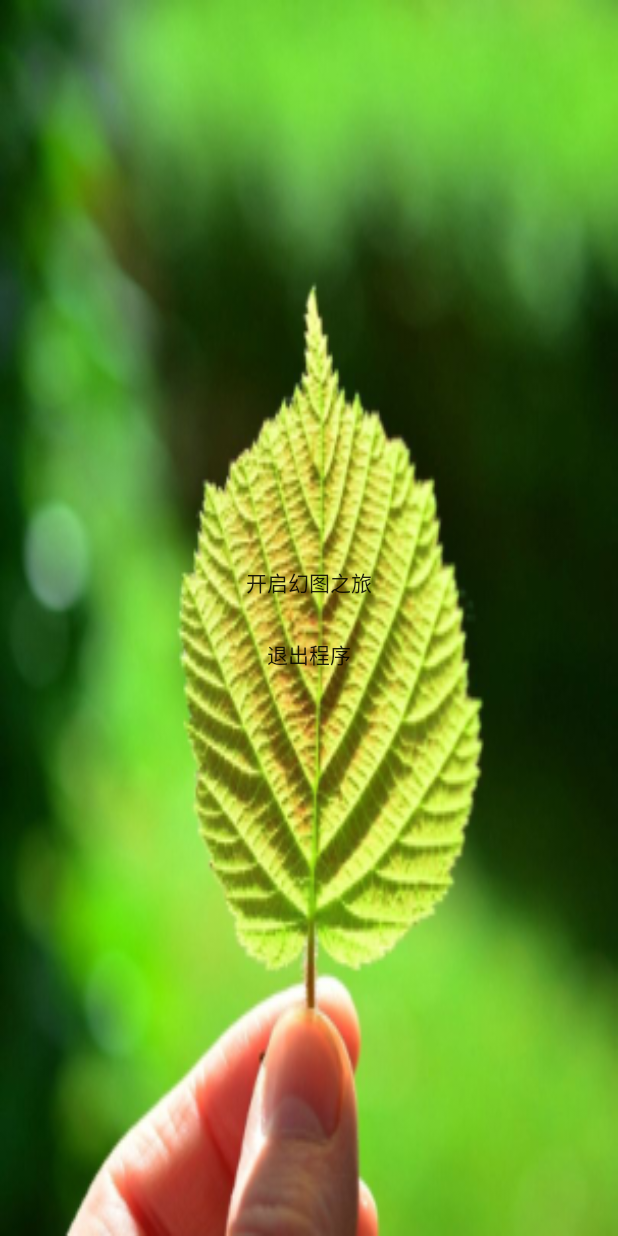
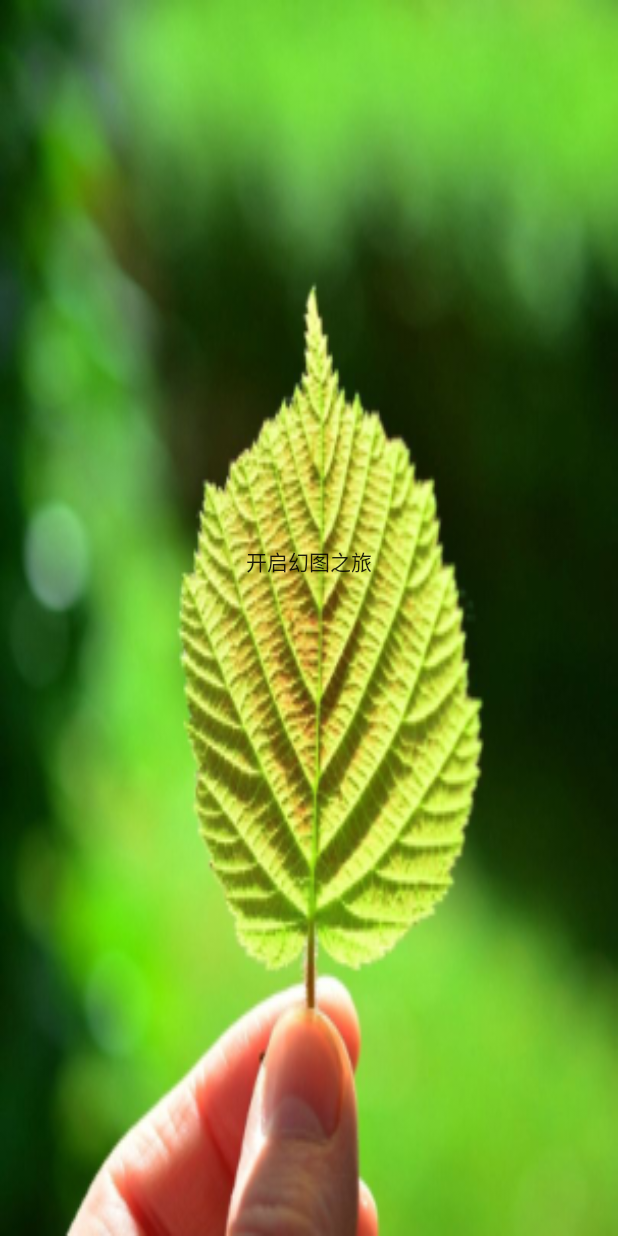
Before and after one commit to fatetail/FantasyImage, an Android app: the screen it shows after launch (MainActivity before the commit, PickImageActivity after it), on a phone screen of 412 x 824 dp. Run offline under Robolectric (Android 15) with nearby library versions, the phone set to English and light mode, and no system bars; libraries missing offline, so code that uses them is left out: com.yalantis.ucrop; 3 statements that could not run were skipped.

Commit message:
修改了主页面UI以及滑动手势出现的Bug

```diff
--- a/app/build.gradle
+++ b/app/build.gradle
@@ -5,7 +5,7 @@ android {
     buildToolsVersion "25.0.3"
     defaultConfig {
         applicationId "com.example.alienware.fantasy_image"
-        minSdkVersion 15
+        minSdkVersion 16
         targetSdkVersion 24
         versionCode 1
         versionName "1.0"
--- a/app/src/main/java/com/example/alienware/fantasy_image/MainActivity.java
+++ /dev/null
@@ -1,55 +0,0 @@
-package com.example.alienware.fantasy_image;
-
-import android.content.Intent;
-import android.support.v7.app.AppCompatActivity;
-import android.os.Bundle;
-import android.view.View;
-import android.widget.Button;
-
-public class MainActivity extends AppCompatActivity {
-    private Button start_button, quit_button;   // 首页开始和结束按钮
-
-    /* 获取XML中的开始和结束按钮 */
-    private void InitViewById() {
-        start_button = (Button) this.findViewById(R.id.start_button);
-        quit_button = (Button)this.findViewById(R.id.quit_button);
-    }
-
-
-    /*设置监听按钮*/
-    private void setListener() {
-             /* 开始按钮的监听函数 */
-        start_button.setOnClickListener(new View.OnClickListener() {
-            @Override
-            public void onClick(View view) {
-                Intent intent = new Intent(MainActivity.this, PickImageActivity.class);
-                startActivity(intent);
-            }
-        });
-
-        /*退出按钮的监听函数*/
-        quit_button.setOnClickListener(new View.OnClickListener() {
-            @Override
-            public void onClick(View view) {
-                SysApplication.getInstance().exit();
-                System.exit(0);
-            }
-        });
-    }
-    @Override
-    protected void onCreate(Bundle savedInstanceState) {
-        super.onCreate(savedInstanceState);
-        SysApplication.getInstance().addActivity(this);
-
-        setContentView(R.layout.activity_main);
-
-        InitViewById();
-        setListener();
-    }
-
-    @Override
-    public void onBackPressed() {
-        SysApplication.getInstance().exit();
-        System.exit(0);
-    }
-}
--- a/app/src/main/java/com/example/alienware/fantasy_image/PickImageActivity.java
+++ b/app/src/main/java/com/example/alienware/fantasy_image/PickImageActivity.java
@@ -7,6 +7,7 @@ import android.content.pm.ResolveInfo;
 import android.database.Cursor;
 import android.graphics.Bitmap;
 import android.graphics.BitmapFactory;
+import android.graphics.drawable.BitmapDrawable;
 import android.graphics.drawable.Drawable;
 import android.media.MediaActionSound;
 import android.net.Uri;
@@ -18,6 +19,8 @@ import android.util.Log;
 import android.view.View;
 import android.widget.Button;
 import android.widget.ImageView;
+import android.widget.LinearLayout;
+import android.widget.RelativeLayout;
 import android.widget.Toast;
 
 import com.google.android.gms.appindexing.Action;
@@ -36,11 +39,13 @@ import java.util.List;
 
 public class PickImageActivity extends AppCompatActivity {
     /*声明View*/
+    private Button start_button;
     private Button camera_button;
     private Button album_button;
     private Button nextstep_button;
     private ImageView pick_image_view;
-
+    private LinearLayout bottom_linearlayout;
+    private LinearLayout pick_linearlayout;
     /*声明跳转Activity返回码*/
     private static final int REQUEST_FROM_ALBUM = 22;
     private static final int REQUEST_FROM_CAMERA = 23;
@@ -57,14 +62,28 @@ public class PickImageActivity extends AppCompatActivity {
 
     /*获取XML中的控件*/
     private void InitViewById() {
+        start_button = (Button)findViewById(R.id.start_button);
         camera_button = (Button) findViewById(R.id.from_camera);
         album_button = (Button) findViewById(R.id.from_album);
         nextstep_button = (Button) findViewById(R.id.next_step);
         pick_image_view = (ImageView) findViewById(R.id.pick_image_view);
+        bottom_linearlayout = (LinearLayout)findViewById(R.id.bottom_layout);
+        pick_linearlayout = (LinearLayout)findViewById(R.id.pick_image_layout);
+
     }
 
     /*设置监听*/
     private void setListener() {
+        start_button.setOnClickListener(new View.OnClickListener() {
+            @Override
+            public void onClick(View view) {
+                bottom_linearlayout.setVisibility(View.VISIBLE);
+                pick_linearlayout.setBackground(null);
+                pick_image_view.setImageResource(R.mipmap.pic);
+                start_button.setEnabled(false);
+                start_button.setVisibility(View.INVISIBLE);
+            }
+        });
         album_button.setOnClickListener(new View.OnClickListener() {
             @Override
             public void onClick(View view) {
@@ -208,11 +227,6 @@ public class PickImageActivity extends AppCompatActivity {
         }
     }
 
-    @Override
-    public void onBackPressed() {
-        Intent intent = new Intent(PickImageActivity.this, MainActivity.class);
-        startActivity(intent);
-    }
 
     /**
      * ATTENTION: This was auto-generated to implement the App Indexing API.
--- a/app/src/main/res/layout/activity_main.xml
+++ /dev/null
@@ -1,23 +0,0 @@
-<?xml version="1.0" encoding="utf-8"?>
-<RelativeLayout xmlns:android="http://schemas.android.com/apk/res/android"
-    android:layout_width="match_parent"
-    android:layout_height="match_parent"
-    android:background="@mipmap/pic"
-    android:gravity="center"
-    >
-    <Button
-        android:id="@+id/start_button"
-        style="@style/MainActivityButton"
-        android:layout_gravity="center_horizontal|center_vertical"
-        android:text="@string/start_button"
-
-        />
-    <Button
-        android:id="@+id/quit_button"
-        style="@style/MainActivityButton"
-        android:layout_below="@id/start_button"
-        android:text="@string/quit_button"
-
-        />
-
-</RelativeLayout>
--- a/app/src/main/res/layout/activity_pickimage.xml
+++ b/app/src/main/res/layout/activity_pickimage.xml
@@ -4,25 +4,35 @@
     android:layout_width="match_parent"
     android:layout_height="match_parent"
     android:orientation="vertical"
-
+    android:background="@mipmap/pic"
     android:id="@+id/pick_image_layout"
     >
 
-    <LinearLayout
+    <RelativeLayout
         android:layout_width="match_parent"
         android:layout_height="0dp"
         android:layout_weight="10"
-        android:gravity="fill_vertical">
+        android:gravity="center"
+        >
 
         <ImageView
             android:id="@+id/pick_image_view"
             android:layout_width="match_parent"
             android:layout_height="match_parent"
-            android:layout_gravity="fill_vertical"
+            android:layout_gravity="center"
             android:scaleType="fitXY"
-            android:src="@mipmap/pic" />
+          />
+        <Button
+            android:id="@+id/start_button"
+            android:layout_width="wrap_content"
+            android:layout_height="wrap_content"
+            android:background="@android:color/transparent"
+            android:layout_centerHorizontal="true"
+            android:layout_centerVertical="true"
+            android:text="@string/start_button"
+            />
 
-    </LinearLayout>
+    </RelativeLayout>
 
 
     <LinearLayout
@@ -30,6 +40,8 @@
         android:layout_height="0dp"
         android:layout_weight="1"
         android:background="#FFFACD"
+        android:visibility="invisible"
+        android:id="@+id/bottom_layout"
         android:orientation="horizontal">
 
         <Button
```
Also changed, not shown: app/src/main/AndroidManifest.xml (+4 -7 lines), app/src/main/java/com/example/alienware/fantasy_image/Factory/FilterFactory.java (+7 -7 lines), app/src/main/java/com/example/alienware/fantasy_image/Factory/ProcessImageFactory.java (+11 -16 lines), app/src/main/java/com/example/alienware/fantasy_image/ListFunctionActivity.java (+14 -26 lines), app/src/main/java/com/example/alienware/fantasy_image/MyBitmap.java (+0 -9 lines), app/src/main/java/com/example/alienware/fantasy_image/ProcessImageActivity.java (+7 -3 lines).
